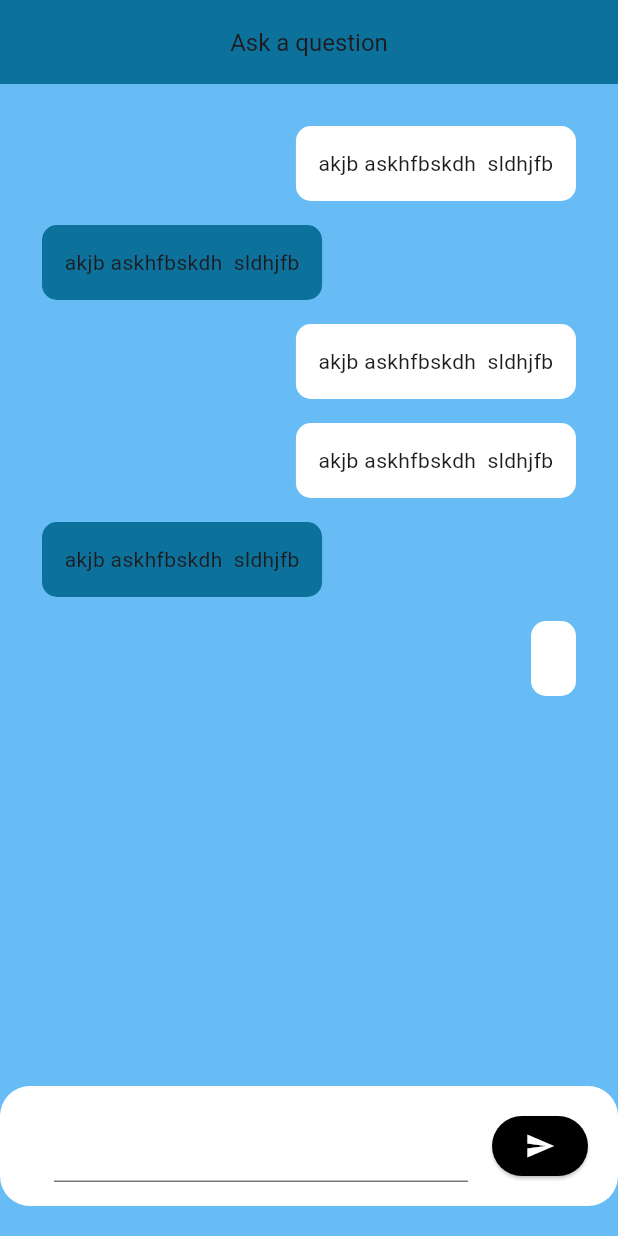
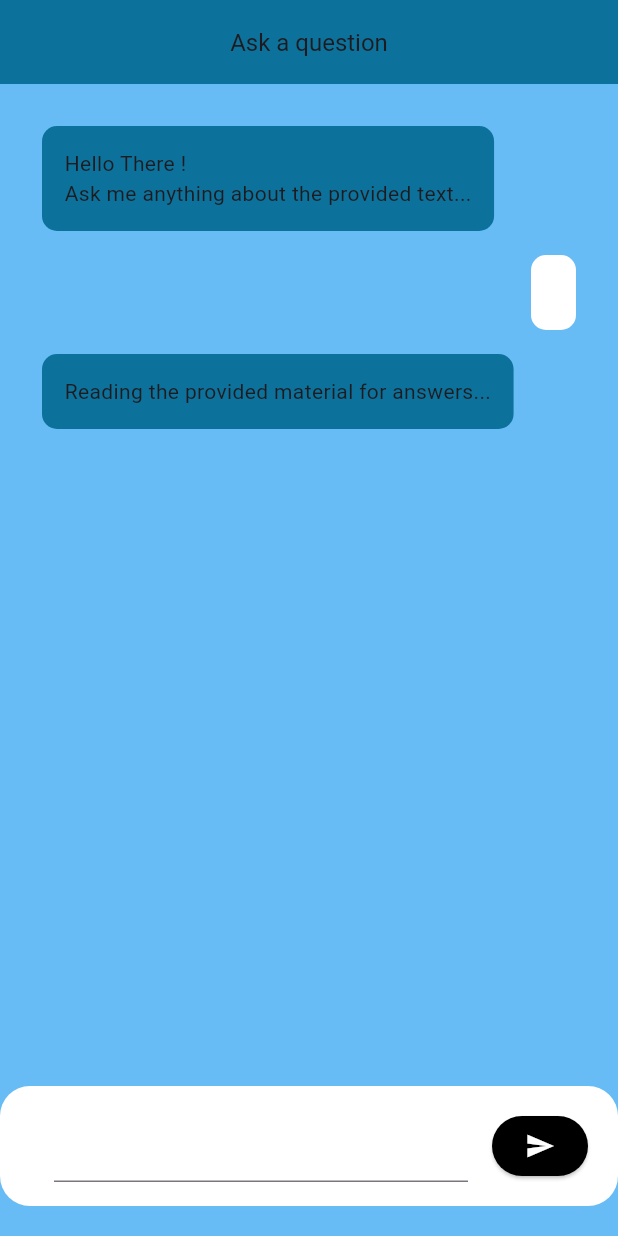
Before and after one commit to Aftab-M/Summarizer, a Flutter app: the screen it shows after launch, after a tap on the "send" icon, on a phone screen of 412 x 824 dp. Run offline on Flutter 3.47's test engine with Material 3 defaults, Android fonts, the phone set to English and light mode, and no system bars; our stand-ins replace file_picker, firebase_core, firebase_storage, google_fonts; accounts and stored records are empty; Roboto replaces fonts that are missing (Ubuntu).

Commit message:
Works well

```diff
--- a/summarizer/lib/ChatScreen.dart
+++ b/summarizer/lib/ChatScreen.dart
@@ -1,23 +1,28 @@
+import 'dart:async';
 import 'dart:convert';
 
 import 'package:flutter/material.dart';
 import 'package:google_fonts/google_fonts.dart';
 import 'package:http/http.dart' as http;
 import 'package:summarizer/Logic.dart';
+import 'package:firebase_storage/firebase_storage.dart';
 
 class ChatScreen extends StatefulWidget {
+  final String cont;
+  const ChatScreen({required this.cont});
   @override
   ChatScreenState createState() => ChatScreenState();
 }
 
 TextEditingController _txt = TextEditingController();
 List conversation = [
-  {'who': 'me', 'res': 'akjb askhfbskdh  sldhjfb'},
-  {'who': 'other', 'res': 'akjb askhfbskdh  sldhjfb'},
-  {'who': 'me', 'res': 'akjb askhfbskdh  sldhjfb'},
-  {'who': 'me', 'res': 'akjb askhfbskdh  sldhjfb'},
-  {'who': 'other', 'res': 'akjb askhfbskdh  sldhjfb'},
+  {
+    'who': 'other',
+    'res': 'Hello There ! \nAsk me anything about the provided text...'
+  },
 ];
+
+// String cont = "";
 
 class ChatScreenState extends State<ChatScreen> {
   final Uri uri = Uri.parse('http://localhost:3000/question');
@@ -69,11 +74,19 @@ class ChatScreenState extends State<ChatScreen> {
                 ),
               ),
               ElevatedButton(
-                  onPressed: () {
+                  onPressed: () async {
                     setState(() {
                       conversation.add({
                         'who': 'me',
                         'res': _txt.value.text,
+                      });
+                      conversation.add({
+                        'who': 'other',
+                        'res': 'Reading the provided material for answers...'
+                      });
+
+                      Timer(Duration(seconds: 2), () {
+                        communicate();
                       });
                     });
                   },
@@ -95,7 +108,8 @@ class ChatScreenState extends State<ChatScreen> {
   chatSection() {
     return Container(
         height: 200,
-        padding: const EdgeInsets.all(20),
+        padding:
+            const EdgeInsets.only(top: 20, left: 20, right: 20, bottom: 100),
         width: MediaQuery.of(context).size.width,
         child: ListView.builder(
             itemCount: conversation.length,
@@ -104,12 +118,12 @@ class ChatScreenState extends State<ChatScreen> {
                 child: Padding(
                   padding: const EdgeInsets.all(8.0),
                   child: Container(
-                    // constraints: BoxConstraints(maxWidth: 200),
                     alignment: (conversation[index]['who'] == 'me')
                         ? Alignment.centerRight
                         : Alignment.centerLeft,
                     child: Container(
                         padding: const EdgeInsets.all(15),
+                        constraints: BoxConstraints(maxWidth: 400),
                         // width: 300,
                         decoration: BoxDecoration(
                           // border: Border.all(),
@@ -130,4 +144,56 @@ class ChatScreenState extends State<ChatScreen> {
               );
             }));
   }
+
+  // uploadFile(fileName, fileBytes) async {
+  //   try {
+  //     print('In uploadFile');
+  //     Reference storeRef = FirebaseStorage.instance.ref();
+
+  //     Reference pdfRef = storeRef.child('pdfs/$fileName');
+
+  //     // String cont = "";
+
+  //     await pdfRef.putData(fileBytes).then((p0) {
+  //       debugPrint('File Uploaded Successfully !!! $p0');
+  //       pdfRef.getDownloadURL().then((value) async {
+  //         // debugPrint('Value is : $value');
+  //         Map<String, dynamic> pdfUrl = {'url': value};
+
+  //         final res = await http.post(Uri.parse('http://localhost:3000/parse'),
+  //             headers: {'Content-Type': 'application/json'},
+  //             body: jsonEncode(pdfUrl));
+
+  //         print("Got the response : ${res.body}");
+  //         setState(() {
+  //           cont = res.body;
+  //         });
+  //       });
+  //     });
+  //   } catch (e) {
+  //     print("Got error ${e.toString()}");
+  //   }
+  // }
+
+  communicate() async {
+    final Map<String, dynamic> data = {
+      'ques': _txt.value.text,
+      'context': widget.cont,
+    };
+
+    // CircularProgressIndicator();
+    final response = await http.post(
+        Uri.parse('http://localhost:3000/question'),
+        headers: {'Content-Type': 'application/json'},
+        body: jsonEncode(data));
+
+    print("Response is : ${response.body}");
+    setState(() {
+      conversation.removeLast();
+      conversation.add({
+        'who': 'other',
+        'res': response.body,
+      });
+    });
+  }
 }
--- a/summarizer/lib/main.dart
+++ b/summarizer/lib/main.dart
@@ -29,7 +29,9 @@ class MyApp extends StatelessWidget {
         useMaterial3: true,
       ),
       // home: const MyHomePage(title: 'Summarizer'),
-      home: ChatScreen(),
+      home: ChatScreen(
+          cont:
+              'I could give a damn about the metrics, roll up in the beema bentley lexus, Logic stay connected to the block like Im tetris.'),
       debugShowCheckedModeBanner: false,
     );
   }
@@ -45,6 +47,7 @@ class MyHomePage extends StatefulWidget {
 }
 
 class _MyHomePageState extends State<MyHomePage> {
+  String cont = "";
   final TextEditingController _contextTextController =
       new TextEditingController();
   @override
@@ -114,7 +117,10 @@ class _MyHomePageState extends State<MyHomePage> {
                                 ));
                             Timer(Duration(seconds: 3), () {
                               pop(context);
-                              push(context, ChatScreen());
+                              push(
+                                  context,
+                                  ChatScreen(
+                                      cont: _contextTextController.value.text));
                             });
                           } else {
                             snack(context, 'Paragraph is too short !');
@@ -139,8 +145,6 @@ class _MyHomePageState extends State<MyHomePage> {
 
       Reference pdfRef = storeRef.child('pdfs/$fileName');
 
-      String cont = "";
-
       await pdfRef.putData(fileBytes).then((p0) {
         debugPrint('File Uploaded Successfully !!! $p0');
         pdfRef.getDownloadURL().then((value) async {
@@ -153,21 +157,22 @@ class _MyHomePageState extends State<MyHomePage> {
 
           print("Got the response : ${res.body}");
           cont = res.body;
+          push(context, ChatScreen(cont: cont));
         });
       });
 
-      final Map<String, dynamic> data = {
-        'ques': 'Can you summarize this paragraph for me ?',
-        'context': cont,
-      };
+      // final Map<String, dynamic> data = {
+      //   'ques': 'Can you summarize this paragraph for me ?',
+      //   'context': cont,
+      // };
 
-      // CircularProgressIndicator();
-      final response = await http.post(
-          Uri.parse('http://localhost:3000/question'),
-          headers: {'Content-Type': 'application/json'},
-          body: jsonEncode(data));
+      // // CircularProgressIndicator();
+      // final response = await http.post(
+      //     Uri.parse('http://localhost:3000/question'),
+      //     headers: {'Content-Type': 'application/json'},
+      //     body: jsonEncode(data));
 
-      print("Response is : ${response.body}");
+      // print("Response is : ${response.body}");
     } catch (e) {
       print("Got error ${e.toString()}");
     }
```
